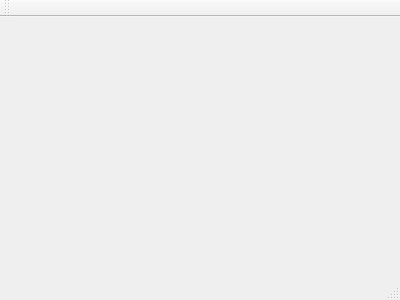
Qt form QwtQwtSliderTest/mainwindow.ui (yamato8/QwtQwtSliderTest) before a commit.
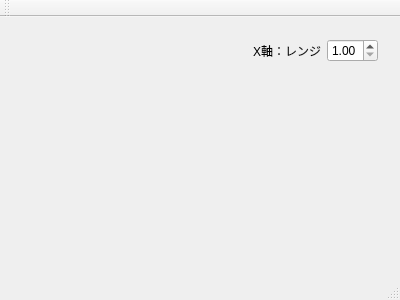
The same form after that commit.

What changed in the file:
```diff
--- a/QwtQwtSliderTest/mainwindow.ui
+++ b/QwtQwtSliderTest/mainwindow.ui
@@ -12,13 +12,73 @@
   <property name="windowTitle" >
    <string>MainWindow</string>
   </property>
-  <widget class="QMenuBar" name="menuBar" />
-  <widget class="QToolBar" name="mainToolBar" />
-  <widget class="QWidget" name="centralWidget" />
-  <widget class="QStatusBar" name="statusBar" />
+  <widget class="QWidget" name="centralWidget">
+   <layout class="QVBoxLayout" name="verticalLayout">
+    <item>
+     <layout class="QHBoxLayout" name="horizontalLayout">
+      <item>
+       <widget class="QWidget" name="widget" native="true">
+        <layout class="QVBoxLayout" name="verticalLayout_3"/>
+       </widget>
+      </item>
+      <item>
+       <widget class="QWidget" name="widget_2" native="true">
+        <property name="sizePolicy">
+         <sizepolicy hsizetype="Fixed" vsizetype="Preferred">
+          <horstretch>0</horstretch>
+          <verstretch>0</verstretch>
+         </sizepolicy>
+        </property>
+        <layout class="QVBoxLayout" name="verticalLayout_2">
+         <item>
+          <layout class="QFormLayout" name="formLayout">
+           <item row="0" column="0">
+            <widget class="QLabel" name="label">
+             <property name="text">
+              <string>X軸：レンジ</string>
+             </property>
+            </widget>
+           </item>
+           <item row="0" column="1">
+            <widget class="QDoubleSpinBox" name="doubleSpinBox">
+             <property name="minimum">
+              <double>1.000000000000000</double>
+             </property>
+             <property name="maximum">
+              <double>5.000000000000000</double>
+             </property>
+            </widget>
+           </item>
+          </layout>
+         </item>
+        </layout>
+       </widget>
+      </item>
+     </layout>
+    </item>
+   </layout>
+  </widget>
+  <widget class="QMenuBar" name="menuBar">
+   <property name="geometry">
+    <rect>
+     <x>0</x>
+     <y>0</y>
+     <width>400</width>
+     <height>21</height>
+    </rect>
+   </property>
+  </widget>
+  <widget class="QToolBar" name="mainToolBar">
+   <attribute name="toolBarArea">
+    <enum>TopToolBarArea</enum>
+   </attribute>
+   <attribute name="toolBarBreak">
+    <bool>false</bool>
+   </attribute>
+  </widget>
+  <widget class="QStatusBar" name="statusBar"/>
  </widget>
- <layoutDefault spacing="6" margin="11" />
- <pixmapfunction></pixmapfunction>
+ <layoutdefault spacing="6" margin="11"/>
  <resources/>
  <connections/>
 </ui>
```
Left out of the diff: 7 changed lines with no effect on the pictures.
